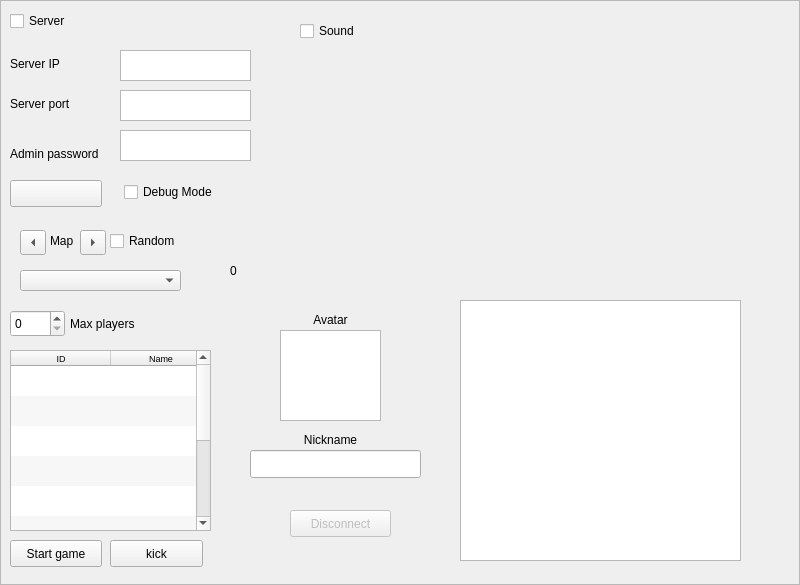
This is gui/ui/MenuFrame.ui in contremaitre/BomberDude as Qt 5 draws it before an edit. The edited form follows.
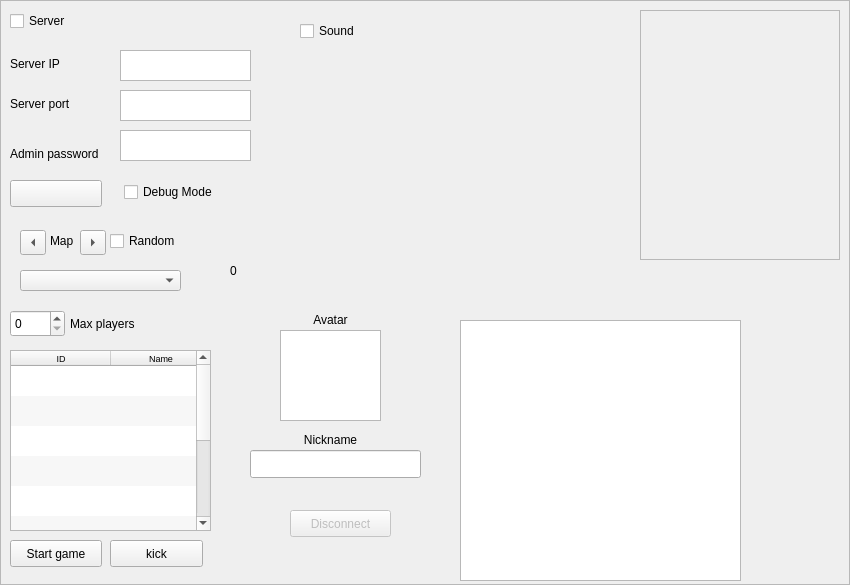
This is the edited form.

Commit message: add score to players, and display it in the widget. change all playerId variables to qint8 Closes #30

The edit to the form file:
```diff
--- a/gui/ui/MenuFrame.ui
+++ b/gui/ui/MenuFrame.ui
@@ -6,7 +6,7 @@
    <rect>
     <x>0</x>
     <y>0</y>
-    <width>800</width>
+    <width>850</width>
     <height>585</height>
    </rect>
   </property>
@@ -309,7 +309,7 @@
    <property name="geometry">
     <rect>
      <x>460</x>
-     <y>300</y>
+     <y>320</y>
      <width>281</width>
      <height>261</height>
     </rect>
@@ -455,7 +455,7 @@
   <widget class="QWidget" name="IpStatHolder" native="true">
    <property name="geometry">
     <rect>
-     <x>660</x>
+     <x>480</x>
      <y>10</y>
      <width>120</width>
      <height>80</height>
@@ -478,20 +478,20 @@
     <string>Disconnect</string>
    </property>
   </widget>
-  <widget class="QWidget" name="playerListWidgetHolder" native="true">
+  <widget class="QFrame" name="playerListWidgetHolder">
    <property name="geometry">
     <rect>
      <x>640</x>
-     <y>90</y>
-     <width>150</width>
-     <height>200</height>
+     <y>10</y>
+     <width>200</width>
+     <height>250</height>
     </rect>
    </property>
-   <property name="sizePolicy">
-    <sizepolicy hsizetype="Minimum" vsizetype="Minimum">
-     <horstretch>0</horstretch>
-     <verstretch>0</verstretch>
-    </sizepolicy>
+   <property name="frameShape">
+    <enum>QFrame::StyledPanel</enum>
+   </property>
+   <property name="frameShadow">
+    <enum>QFrame::Raised</enum>
    </property>
   </widget>
  </widget>
```
The commit also changes 22 other files.
